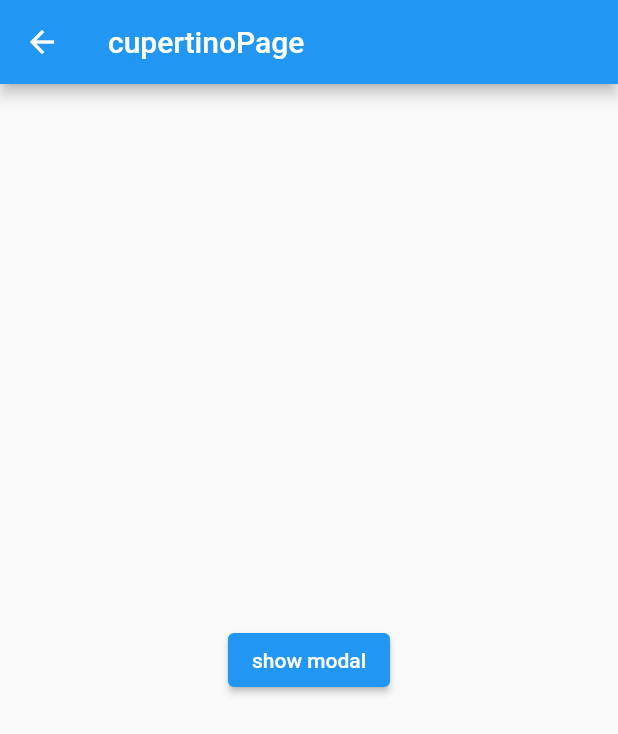
After one commit to HTsuruo/flutter_playground, a Flutter app: the CupertinoPage screen opened directly, on a phone screen of 412 x 824 dp. The commit adds this screen. Shown: the top 734 px of the screen. Run offline on Flutter 3.47's test engine with Material 2 defaults, Android fonts, the phone set to English and light mode, and no system bars; our stand-ins replace dartx, flutter_hooks, gap, hooks_riverpod, modal_bottom_sheet, sliding_sheet and 2 more; missing offline and left inert: snapping_sheet.

Commit message:
cupertino modalテスト
- routeのPageRouteを`MaterialWithModalsPageRoute`にする必要がある

```diff
--- a/lib/scroll_modal/component/list_view_content.dart
+++ b/lib/scroll_modal/component/list_view_content.dart
@@ -14,6 +14,7 @@ class ListViewContent extends StatelessWidget {
   Widget build(BuildContext context) {
     return ListView.builder(
       controller: controller,
+      shrinkWrap: true,
       physics: physics,
       itemCount: 50,
       itemBuilder: (context, index) => Column(
--- /dev/null
+++ b/lib/scroll_modal/cupertino_page.dart
@@ -0,0 +1,26 @@
+import 'package:flutter/cupertino.dart';
+import 'package:flutter/material.dart';
+import 'package:flutter_hooks/flutter_hooks.dart';
+import 'package:modal_bottom_sheet/modal_bottom_sheet.dart';
+
+class CupertinoPage extends HookWidget {
+  const CupertinoPage({Key key}) : super(key: key);
+
+  @override
+  Widget build(BuildContext context) {
+    return Scaffold(
+      appBar: AppBar(
+        title: const Text('cupertinoPage'),
+      ),
+      body: Center(
+        child: ElevatedButton(
+          child: const Text('show modal'),
+          onPressed: () => showCupertinoModalBottomSheet<void>(
+            context: context,
+            builder: (context, scrollController) => Container(),
+          ),
+        ),
+      ),
+    );
+  }
+}
--- a/lib/scroll_modal/main_scroll_modal.dart
+++ b/lib/scroll_modal/main_scroll_modal.dart
@@ -1,5 +1,6 @@
 import 'package:flutter/material.dart';
 import 'package:flutter_playground/scroll_modal/component/list_view_content.dart';
+import 'package:flutter_playground/scroll_modal/cupertino_page.dart';
 import 'package:flutter_playground/scroll_modal/sliding_sheet_widget_page.dart';
 import 'package:flutter_playground/scroll_modal/snapping_sheet_sample_page.dart';
 import 'package:modal_bottom_sheet/modal_bottom_sheet.dart';
@@ -121,6 +122,15 @@ class HomePage extends StatelessWidget {
               ),
             ),
           ),
+          const Divider(),
+          ListTile(
+            title: const Text('modal_bottom_sheet（Cupertino）'),
+            onTap: () => Navigator.of(context).push(
+              MaterialWithModalsPageRoute<void>(
+                builder: (_) => const CupertinoPage(),
+              ),
+            ),
+          ),
         ],
       ),
     );
```
